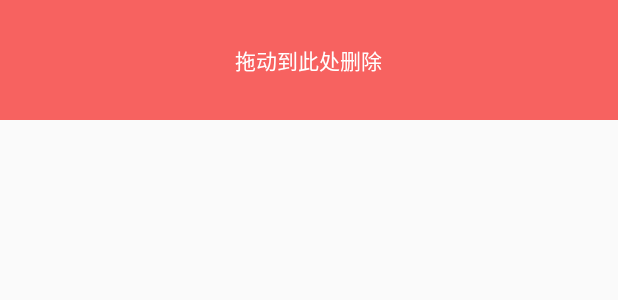
After one commit to dongyeforever/float-todo, an Android app: the layout floating_delete_area.xml on its own in the app's theme, with its tools: preview values and no code run, on a phone screen of 412 x 824 dp. The commit adds this screen. Shown: the top 300 px of the screen. Run offline under Robolectric (Android 15) with nearby library versions, the phone set to English and light mode, and no system bars.

```diff
--- a/app/src/main/res/layout/floating_clock.xml
+++ b/app/src/main/res/layout/floating_clock.xml
@@ -30,5 +30,4 @@
         android:text="关闭"
         android:textColor="@color/c_cccccc"
         android:textSize="11sp" />
-
 </LinearLayout>
--- /dev/null
+++ b/app/src/main/res/layout/floating_delete_area.xml
@@ -0,0 +1,15 @@
+<?xml version="1.0" encoding="utf-8"?>
+<LinearLayout xmlns:android="http://schemas.android.com/apk/res/android"
+    android:layout_width="match_parent"
+    android:layout_height="80dp"
+    android:background="@color/bottom_delete"
+    android:gravity="center"
+    android:orientation="vertical"
+    android:padding="16dp">
+
+    <TextView
+        android:layout_width="wrap_content"
+        android:layout_height="wrap_content"
+        android:text="拖动到此处删除"
+        android:textColor="@android:color/white" />
+</LinearLayout>
--- a/app/src/main/res/values/colors.xml
+++ b/app/src/main/res/values/colors.xml
@@ -11,4 +11,5 @@
     <color name="c_1a1a1a">#1a1a1a</color>
     <color name="dialog_toast_color">#90000000</color>
     <color name="edit_bottom_line">#E4E7EA</color>
+    <color name="bottom_delete">#F76260</color>
 </resources>
```
Also changed, not shown: app/src/main/java/vip/lovek/floattodo/FloatingService.kt (+78 -22 lines).
